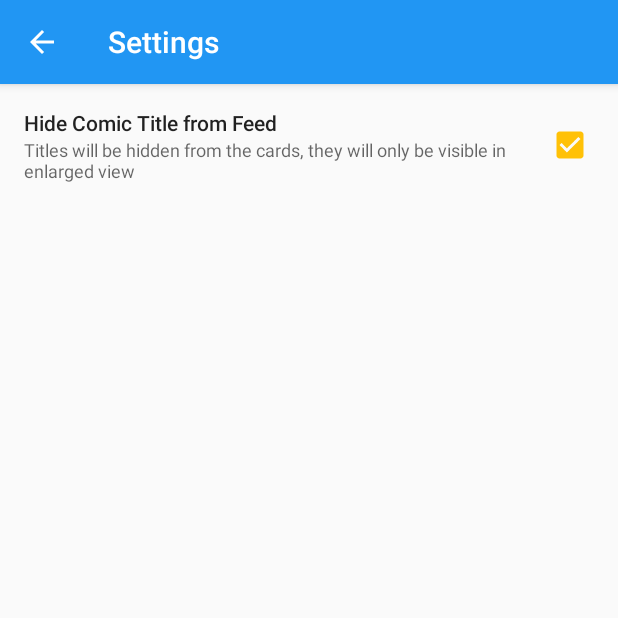
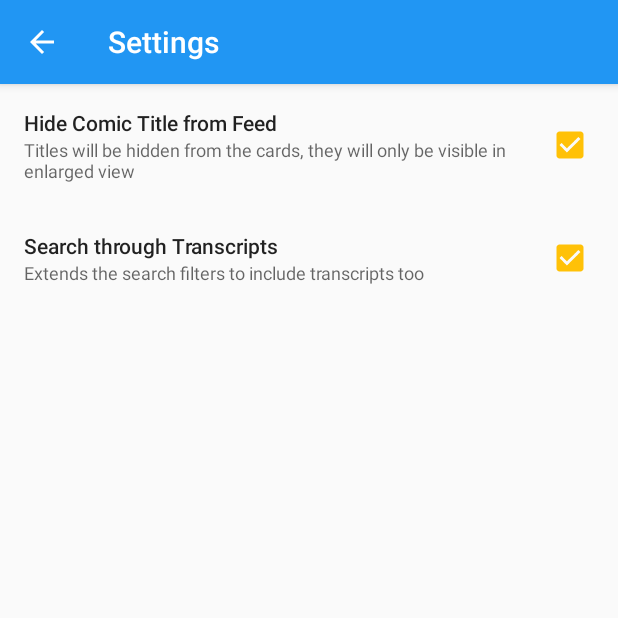
Before and after one commit to tanallnight/Blip, an Android app: the SettingsActivity screen opened directly, with no data from a screen before it, after a tap on "Hide Comic Title from Feed", on a phone screen of 412 x 824 dp, the top half of it. Run offline under Robolectric (Android 15) with nearby library versions, the phone set to English and light mode, and no system bars.

Commit message:
Fixed issue #9 Added option to search through transcripts (enabled by default)

```diff
--- a/app/src/main/java/com/tanmay/blip/activities/SettingsActivity.java
+++ b/app/src/main/java/com/tanmay/blip/activities/SettingsActivity.java
@@ -30,8 +30,9 @@ import com.tanmay.blip.database.SharedPrefs;
 public class SettingsActivity extends BaseActivity implements View.OnClickListener, CompoundButton.OnCheckedChangeListener {
 
 
-    private View hideTitleGroup;
-    private AppCompatCheckBox hideTitle;
+    private View hideTitleGroup, searchTranscriptGroup;
+    private AppCompatCheckBox hideTitle, searchTranscript;
+    private SharedPrefs sharedPrefs;
 
     @Override
     protected int getLayoutResource() {
@@ -47,13 +48,20 @@ public class SettingsActivity extends BaseActivity implements View.OnClickListen
     protected void onCreate(Bundle savedInstanceState) {
         super.onCreate(savedInstanceState);
 
+        sharedPrefs = SharedPrefs.getInstance();
+
         hideTitleGroup = findViewById(R.id.hide_title_group);
+        searchTranscriptGroup = findViewById(R.id.search_transcript_group);
         hideTitle = (AppCompatCheckBox) findViewById(R.id.hide_title);
+        searchTranscript = (AppCompatCheckBox) findViewById(R.id.search_transcript);
 
-        hideTitle.setChecked(SharedPrefs.getInstance().isTitleHidden());
+        hideTitle.setChecked(sharedPrefs.isTitleHidden());
+        searchTranscript.setChecked(sharedPrefs.transcriptSearchEnabled());
 
         hideTitleGroup.setOnClickListener(this);
+        searchTranscriptGroup.setOnClickListener(this);
         hideTitle.setOnCheckedChangeListener(this);
+        searchTranscript.setOnCheckedChangeListener(this);
 
     }
 
@@ -61,14 +69,25 @@ public class SettingsActivity extends BaseActivity implements View.OnClickListen
     public void onClick(View v) {
         switch (v.getId()) {
             case R.id.hide_title_group:
-                SharedPrefs.getInstance().setHideTitle(!hideTitle.isChecked());
+                sharedPrefs.setHideTitle(!hideTitle.isChecked());
                 hideTitle.setChecked(!hideTitle.isChecked());
+                break;
+            case R.id.search_transcript_group:
+                sharedPrefs.searchThroughTranscript(!searchTranscript.isChecked());
+                searchTranscript.setChecked(!searchTranscript.isChecked());
                 break;
         }
     }
 
     @Override
     public void onCheckedChanged(CompoundButton buttonView, boolean isChecked) {
-        SharedPrefs.getInstance().setHideTitle(isChecked);
+        switch (buttonView.getId()) {
+            case R.id.hide_title:
+                sharedPrefs.setHideTitle(isChecked);
+                break;
+            case R.id.search_transcript:
+                sharedPrefs.searchThroughTranscript(isChecked);
+                break;
+        }
     }
 }
--- a/app/src/main/java/com/tanmay/blip/database/SharedPrefs.java
+++ b/app/src/main/java/com/tanmay/blip/database/SharedPrefs.java
@@ -70,4 +70,12 @@ public class SharedPrefs {
         return sharedPreferences.getBoolean("HIDE_TITLE", false);
     }
 
+    public void searchThroughTranscript(boolean search) {
+        sharedPreferences.edit().putBoolean("SEARCH_TRANSCRIPT", search).apply();
+    }
+
+    public boolean transcriptSearchEnabled() {
+        return sharedPreferences.getBoolean("SEARCH_TRANSCRIPT", true);
+    }
+
 }
--- a/app/src/main/res/layout/activity_search.xml
+++ b/app/src/main/res/layout/activity_search.xml
@@ -53,7 +53,6 @@
             android:layout_marginLeft="64dp"
             android:layout_marginRight="64dp"
             android:background="@android:color/transparent"
-            android:hint="@string/hint_search"
             android:textColor="@android:color/white"
             android:textColorHint="#AAFFFFFF" />
 
--- a/app/src/main/res/layout/activity_settings.xml
+++ b/app/src/main/res/layout/activity_settings.xml
@@ -39,7 +39,8 @@
 
         <LinearLayout
             android:layout_width="match_parent"
-            android:layout_height="wrap_content">
+            android:layout_height="wrap_content"
+            android:orientation="vertical">
 
             <FrameLayout
                 android:id="@+id/hide_title_group"
@@ -63,7 +64,6 @@
                         android:textAppearance="@style/TextAppearance.AppCompat.Body2" />
 
                     <TextView
-                        android:id="@+id/precipitation_current"
                         android:layout_width="wrap_content"
                         android:layout_height="wrap_content"
                         android:text="@string/setting_hide_title_subhead"
@@ -79,6 +79,43 @@
 
             </FrameLayout>
 
+            <FrameLayout
+                android:id="@+id/search_transcript_group"
+                android:layout_width="match_parent"
+                android:layout_height="wrap_content"
+                android:background="?attr/selectableItemBackground"
+                android:clickable="true"
+                android:padding="16dp">
+
+                <LinearLayout
+                    android:layout_width="match_parent"
+                    android:layout_height="wrap_content"
+                    android:orientation="vertical"
+                    android:paddingRight="54dp">
+
+                    <TextView
+                        android:layout_width="wrap_content"
+                        android:layout_height="wrap_content"
+                        android:layout_gravity="center_vertical"
+                        android:text="@string/setting_search_transcript"
+                        android:textAppearance="@style/TextAppearance.AppCompat.Body2" />
+
+                    <TextView
+                        android:layout_width="wrap_content"
+                        android:layout_height="wrap_content"
+                        android:text="@string/setting_search_transcript_subhead"
+                        android:textAppearance="@style/TextAppearance.AppCompat.Caption" />
+
+                </LinearLayout>
+
+                <android.support.v7.widget.AppCompatCheckBox
+                    android:id="@+id/search_transcript"
+                    android:layout_width="wrap_content"
+                    android:layout_height="wrap_content"
+                    android:layout_gravity="right|center_vertical" />
+
+            </FrameLayout>
+
         </LinearLayout>
 
     </android.support.v4.widget.NestedScrollView>
--- a/app/src/main/res/values/strings.xml
+++ b/app/src/main/res/values/strings.xml
@@ -31,10 +31,13 @@
     <string name="title_menu_about">About</string>
     <string name="title_menu_settings">Settings</string>
     <string name="hint_search">Title or Comic No.</string>
+    <string name="hint_search_transcript">Title, Comic No, Transcript</string>
     <string name="tip_share_image_url">Share Image URL</string>
     <string name="title_app_source">Source Code</string>
     <string name="title_open_source_licenses">Open Source Licenses</string>
     <string name="title_developer">Developer</string>
     <string name="setting_hide_title">Hide Comic Title from Feed</string>
     <string name="setting_hide_title_subhead">Titles will be hidden from the cards, they will only be visible in enlarged view</string>
+    <string name="setting_search_transcript">Search through Transcripts</string>
+    <string name="setting_search_transcript_subhead">Extends the search filters to include transcripts too</string>
 </resources>
```
Also changed, not shown: app/src/main/java/com/tanmay/blip/activities/SearchActivity.java (+8 -1 lines), app/src/main/java/com/tanmay/blip/database/DatabaseManager.java (+13 -3 lines).
